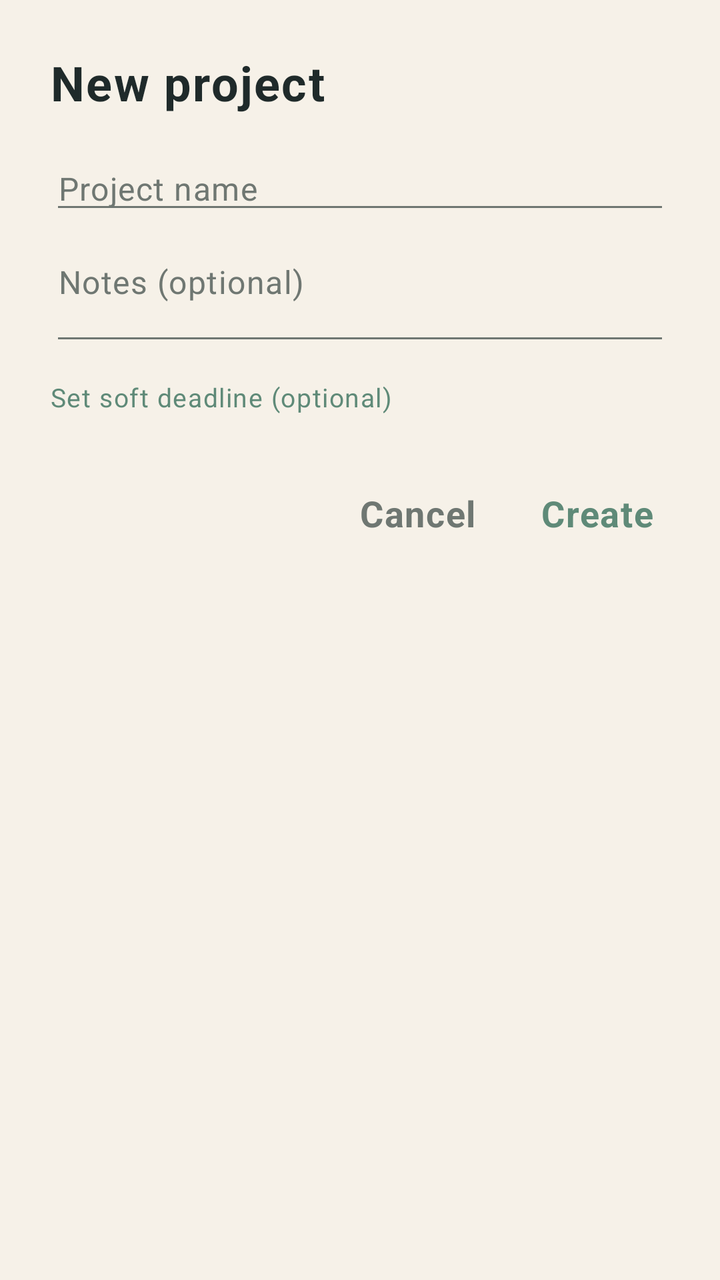
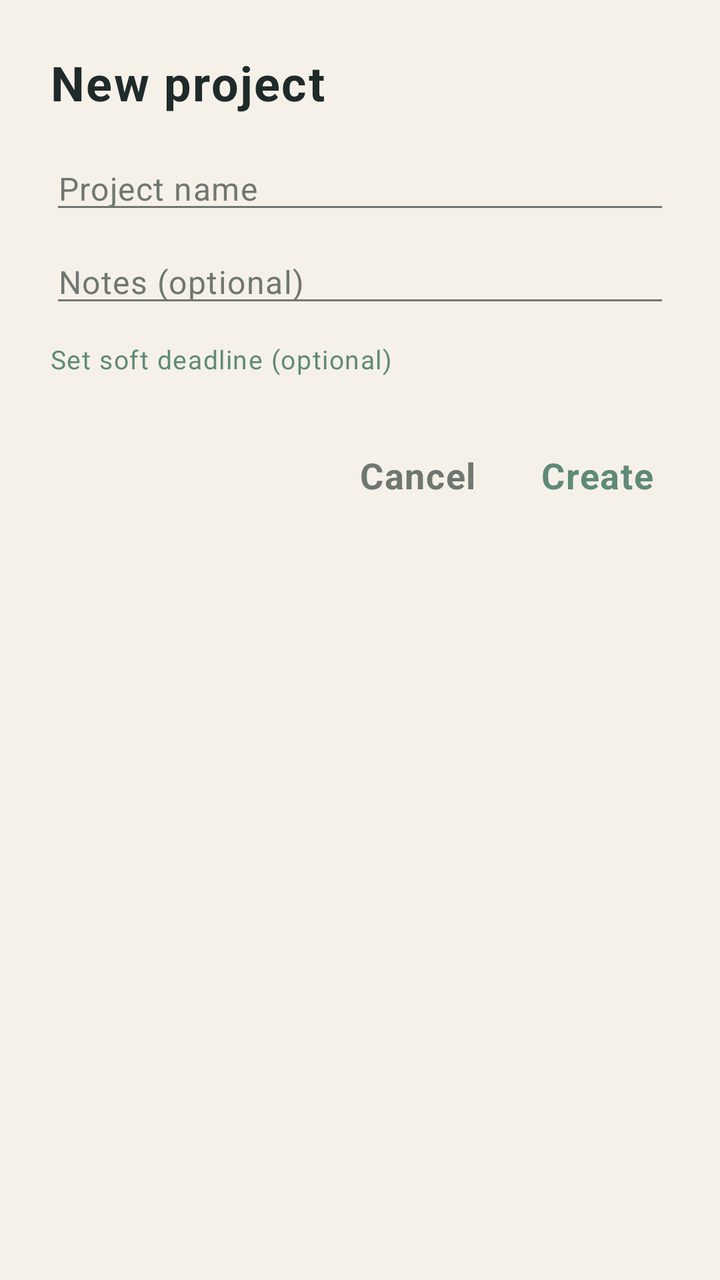

Screens rendered from an Android XML layout before and after an edit, with the pre-edit source and the edit as a unified diff.
<!-- AndroidManifest.xml: application theme Theme.BBetter -->
<!-- res/layout/dialog_create_project.xml -->
<?xml version="1.0" encoding="utf-8"?>
<LinearLayout xmlns:android="http://schemas.android.com/apk/res/android"
    android:layout_width="match_parent"
    android:layout_height="wrap_content"
    android:orientation="vertical"
    android:padding="@dimen/spacing_lg">

    <TextView
        android:layout_width="wrap_content"
        android:layout_height="wrap_content"
        android:text="@string/create_project_title"
        android:textAppearance="@style/TextAppearance.BBetter.Headline" />

    <EditText
        android:id="@+id/createProjectNameInput"
        android:layout_width="match_parent"
        android:layout_height="wrap_content"
        android:layout_marginTop="@dimen/spacing_md"
        android:hint="@string/create_project_name_hint"
        android:importantForAutofill="no"
        android:inputType="textCapSentences"
        android:maxLines="1"
        android:textAppearance="@style/TextAppearance.BBetter.Body" />

    <EditText
        android:id="@+id/createProjectNotesInput"
        android:layout_width="match_parent"
        android:layout_height="wrap_content"
        android:layout_marginTop="@dimen/spacing_sm"
        android:gravity="top"
        android:hint="@string/create_project_notes_hint"
        android:importantForAutofill="no"
        android:inputType="textMultiLine|textCapSentences"
        android:minLines="2"
        android:maxLines="4"
        android:textAppearance="@style/TextAppearance.BBetter.Body" />

    <TextView
        android:id="@+id/createProjectDeadlineButton"
        android:layout_width="wrap_content"
        android:layout_height="wrap_content"
        android:layout_marginTop="@dimen/spacing_sm"
        android:background="?attr/selectableItemBackground"
        android:clickable="true"
        android:focusable="true"
        android:paddingTop="@dimen/spacing_xs"
        android:paddingBottom="@dimen/spacing_xs"
        android:text="@string/create_project_set_deadline"
        android:textAppearance="@style/TextAppearance.BBetter.Label"
        android:textColor="@color/bb_primary" />

    <LinearLayout
        android:layout_width="match_parent"
        android:layout_height="wrap_content"
        android:layout_marginTop="@dimen/spacing_lg"
        android:gravity="end"
        android:orientation="horizontal">

        <TextView
            android:id="@+id/createProjectCancelButton"
            android:layout_width="wrap_content"
            android:layout_height="wrap_content"
            android:background="?attr/selectableItemBackgroundBorderless"
            android:clickable="true"
            android:focusable="true"
            android:padding="@dimen/spacing_sm"
            android:text="@string/create_project_cancel"
            android:textAppearance="@style/TextAppearance.BBetter.Title"
            android:textColor="@color/bb_on_surface_muted" />

        <TextView
            android:id="@+id/createProjectSaveButton"
            android:layout_width="wrap_content"
            android:layout_height="wrap_content"
            android:layout_marginStart="@dimen/spacing_md"
            android:background="?attr/selectableItemBackgroundBorderless"
            android:clickable="true"
            android:focusable="true"
            android:padding="@dimen/spacing_sm"
            android:text="@string/create_project_save"
            android:textAppearance="@style/TextAppearance.BBetter.Title"
            android:textColor="@color/bb_primary" />
    </LinearLayout>

</LinearLayout>
<!-- resources referenced by this layout -->
<resources>
  <color name="bb_on_surface_muted">#FF6F7772</color>
  <color name="bb_primary">#FF5F8A78</color>
  <dimen name="spacing_lg">25dp</dimen>
  <dimen name="spacing_md">16dp</dimen>
  <dimen name="spacing_sm">8dp</dimen>
  <dimen name="spacing_xs">4dp</dimen>
  <string name="create_project_cancel">Cancel</string>
  <string name="create_project_name_hint">Project name</string>
  <string name="create_project_notes_hint">Notes (optional)</string>
  <string name="create_project_save">Create</string>
  <string name="create_project_set_deadline">Set soft deadline (optional)</string>
  <string name="create_project_title">New project</string>
  <style name="TextAppearance.BBetter.Body">
          <item name="android:fontFamily">@font/plus_jakarta_sans</item>
          <item name="android:textSize">@dimen/text_body</item>
          <item name="android:textColor">@color/bb_on_surface</item>
      </style>
  <style name="TextAppearance.BBetter.Headline">
          <item name="android:fontFamily">@font/plus_jakarta_sans_semibold</item>
          <item name="android:textStyle">bold</item>
          <item name="android:textSize">@dimen/text_headline</item>
          <item name="android:textColor">@color/bb_on_surface</item>
      </style>
  <style name="TextAppearance.BBetter.Label">
          <item name="android:fontFamily">@font/plus_jakarta_sans_medium</item>
          <item name="android:textSize">@dimen/text_label</item>
          <item name="android:letterSpacing">0.04</item>
          <item name="android:textColor">@color/bb_on_surface_muted</item>
      </style>
  <style name="TextAppearance.BBetter.Title">
          <item name="android:fontFamily">@font/plus_jakarta_sans_semibold</item>
          <item name="android:textStyle">bold</item>
          <item name="android:textSize">@dimen/text_title</item>
          <item name="android:textColor">@color/bb_on_surface</item>
      </style>
  <style name="Theme.BBetter" parent="Theme.MaterialComponents.Light">
          <item name="colorPrimary">@color/bb_primary</item>
          <item name="colorPrimaryVariant">@color/bb_primary_dark</item>
          <item name="colorOnPrimary">@color/bb_on_primary</item>
          <item name="colorSecondary">@color/bb_secondary</item>
          <item name="colorSecondaryVariant">@color/bb_secondary</item>
          <item name="colorOnSecondary">@color/bb_on_primary</item>
          <item name="colorAccent">@color/bb_accent_energy</item>
          <item name="colorSurface">@color/bb_surface_card</item>
          <item name="colorOnSurface">@color/bb_on_surface</item>
          <item name="colorError">@color/bb_danger</item>
  
          <item name="android:windowBackground">@color/bb_surface</item>
          <item name="android:colorBackground">@color/bb_surface</item>
          <item name="android:statusBarColor" tools:targetApi="l">@color/bb_primary_dark</item>
          <item name="android:navigationBarColor" tools:targetApi="l">@color/bb_surface_card</item>
  
          <item name="android:textColor">@color/bb_on_surface</item>
          <item name="android:textColorPrimary">@color/bb_on_surface</item>
          <item name="android:textColorSecondary">@color/bb_on_surface_muted</item>
          <item name="android:textColorHint">@color/bb_on_surface_muted</item>
      </style>
  <dimen name="text_body">16sp</dimen>
  <color name="bb_on_surface">#FF1F2A2A</color>
  <dimen name="text_headline">24sp</dimen>
  <dimen name="text_label">13sp</dimen>
  <dimen name="text_title">18sp</dimen>
  <color name="bb_primary_dark">#FF2F4F4A</color>
  <color name="bb_on_primary">#FFFFFFFF</color>
  <color name="bb_secondary">#FF3F4E8C</color>
  <color name="bb_accent_energy">#FFE07A5F</color>
  <color name="bb_surface_card">#FFFFFFFF</color>
  <color name="bb_danger">#FFB5524A</color>
  <color name="bb_surface">#FFF6F1E8</color>
</resources>

<!-- the commit's change to res/layout/dialog_create_project.xml (unified diff, before → after) -->
@@ -31,7 +31,6 @@
         android:hint="@string/create_project_notes_hint"
         android:importantForAutofill="no"
         android:inputType="textMultiLine|textCapSentences"
-        android:minLines="2"
         android:maxLines="4"
         android:textAppearance="@style/TextAppearance.BBetter.Body" />
 
